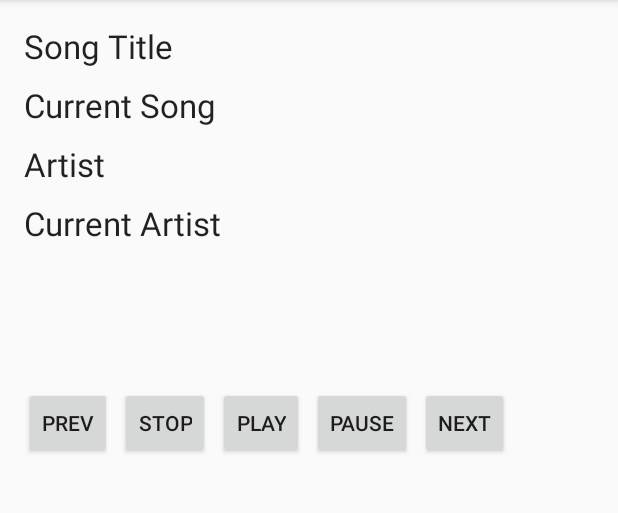
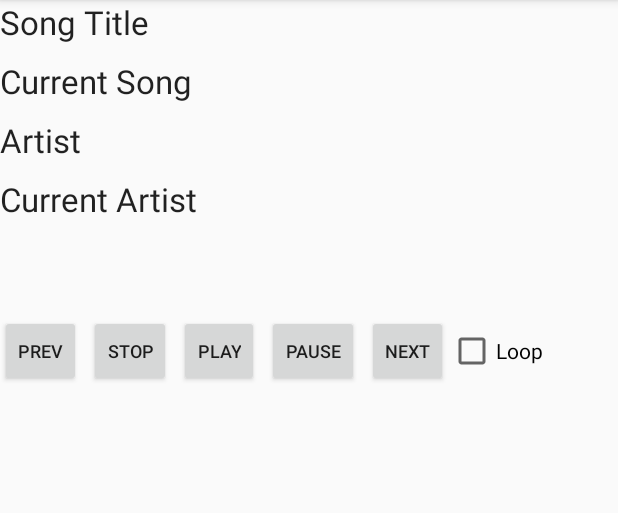
Before and after one commit to richpingree/MDF3, an Android app: the screen it shows after launch (MainActivity), on a phone screen of 412 x 824 dp, the part 84-597 px from its top. Run offline under Robolectric (Android 15) with nearby library versions, the phone set to English and light mode, and no system bars; 1 statement that could not run was skipped.

```diff
--- a/MyApplication/app/src/main/java/com/richardpingree/servicefundamentals/MainActivity.java
+++ b/MyApplication/app/src/main/java/com/richardpingree/servicefundamentals/MainActivity.java
@@ -155,6 +155,11 @@ public class MainActivity extends Activity implements ServiceConnection, mainFra
         songTitle();
     }
 
+    public void LoopChecked(){
+        myService.Loop();
+    }
+
+
 
     @Override
     public void onServiceConnected(ComponentName name, IBinder service) {
--- a/MyApplication/app/src/main/java/com/richardpingree/servicefundamentals/mainFragment.java
+++ b/MyApplication/app/src/main/java/com/richardpingree/servicefundamentals/mainFragment.java
@@ -8,6 +8,7 @@ import android.view.LayoutInflater;
 import android.view.View;
 import android.view.ViewGroup;
 import android.widget.Button;
+import android.widget.CheckBox;
 
 /**
  * Created by Richard Pingree MDF3 1503 on 3/10/15.
@@ -19,6 +20,7 @@ public class mainFragment extends Fragment {
     private OnButtonClickListener mListener;
 
     Button previous, stop, play, pause, next;
+    CheckBox loop;
     //TextView songTitle;
 
     public interface OnButtonClickListener{
@@ -28,7 +30,8 @@ public class mainFragment extends Fragment {
         public void clickPlay();
         public void clickPrev();
         public void clickNext();
-        public String getSongTitle(String titleString);
+        public void LoopChecked();
+        //public String getSongTitle(String titleString);
     }
 
     public mainFragment(){
@@ -63,6 +66,8 @@ public class mainFragment extends Fragment {
         play = (Button) rootView.findViewById(R.id.playBtn);
         pause = (Button) rootView.findViewById(R.id.pauseBtn);
         next = (Button) rootView.findViewById(R.id.nextBtn);
+        loop = (CheckBox) rootView.findViewById(R.id.checkBox);
+
         //songTitle = (TextView) rootView.findViewById(R.id.songTxt);
 
         return rootView;
@@ -110,5 +115,15 @@ public class mainFragment extends Fragment {
                 //mListener.songTitle();
             }
         });
+
+        loop.setOnClickListener(new View.OnClickListener() {
+            @Override
+            public void onClick(View v) {
+                if(loop.isChecked()){
+                    mListener.LoopChecked();
+                }
+
+            }
+        });
     }
 }
--- a/MyApplication/app/src/main/res/layout/activity_main.xml
+++ b/MyApplication/app/src/main/res/layout/activity_main.xml
@@ -2,10 +2,6 @@
     xmlns:tools="http://schemas.android.com/tools"
     android:layout_width="match_parent"
     android:layout_height="match_parent"
-    android:paddingBottom="@dimen/activity_vertical_margin"
-    android:paddingLeft="@dimen/activity_horizontal_margin"
-    android:paddingRight="@dimen/activity_horizontal_margin"
-    android:paddingTop="@dimen/activity_vertical_margin"
     tools:context=".MainActivity">
 
 
@@ -52,5 +48,7 @@
         android:layout_width="fill_parent"
         android:layout_height="200dp"
         android:id="@+id/container"
-        android:layout_marginTop="210dp"></RelativeLayout>
+        android:layout_marginTop="210dp"
+        android:layout_marginLeft="0dp">
+        </RelativeLayout>
 </RelativeLayout>
--- a/MyApplication/app/src/main/res/layout/fragment_main.xml
+++ b/MyApplication/app/src/main/res/layout/fragment_main.xml
@@ -11,8 +11,8 @@
         android:layout_height="wrap_content"
         android:text="Prev"
         android:id="@+id/prevBtn"
-        android:layout_marginTop="32dp"
-        android:layout_alignParentStart="true" />
+        android:layout_alignParentStart="true"
+        android:textSize="12dp" />
 
     <Button
         style="?android:attr/buttonStyleSmall"
@@ -22,7 +22,8 @@
         android:id="@+id/stopBtn"
         android:layout_alignTop="@+id/prevBtn"
         android:layout_toEndOf="@+id/prevBtn"
-        android:layout_marginLeft="5dp" />
+        android:layout_marginLeft="5dp"
+        android:textSize="12dp" />
 
     <Button
         style="?android:attr/buttonStyleSmall"
@@ -32,7 +33,8 @@
         android:id="@+id/playBtn"
         android:layout_alignBottom="@+id/stopBtn"
         android:layout_toEndOf="@+id/stopBtn"
-        android:layout_marginLeft="5dp"/>
+        android:layout_marginLeft="5dp"
+        android:textSize="12dp" />
 
     <Button
         style="?android:attr/buttonStyleSmall"
@@ -42,7 +44,8 @@
         android:id="@+id/pauseBtn"
         android:layout_alignBottom="@+id/playBtn"
         android:layout_toEndOf="@+id/playBtn"
-        android:layout_marginLeft="5dp" />
+        android:layout_marginLeft="5dp"
+        android:textSize="12dp" />
 
     <Button
         style="?android:attr/buttonStyleSmall"
@@ -52,6 +55,16 @@
         android:id="@+id/nextBtn"
         android:layout_alignBottom="@+id/pauseBtn"
         android:layout_toEndOf="@+id/pauseBtn"
-        android:layout_marginLeft="5dp" />
+        android:layout_marginLeft="5dp"
+        android:textSize="12dp" />
+
+    <CheckBox
+        android:layout_width="wrap_content"
+        android:layout_height="wrap_content"
+        android:text="Loop"
+        android:id="@+id/checkBox"
+        android:layout_alignBottom="@+id/nextBtn"
+        android:layout_toEndOf="@+id/nextBtn"
+        android:layout_alignTop="@+id/nextBtn" />
 
 </RelativeLayout>
```
Also changed, not shown: MyApplication/app/src/main/java/com/richardpingree/servicefundamentals/ServiceClass.java (+90 -47 lines), MyApplication/app/src/main/res/layout-land/activtiy_main.xml (+32 -43 lines).
